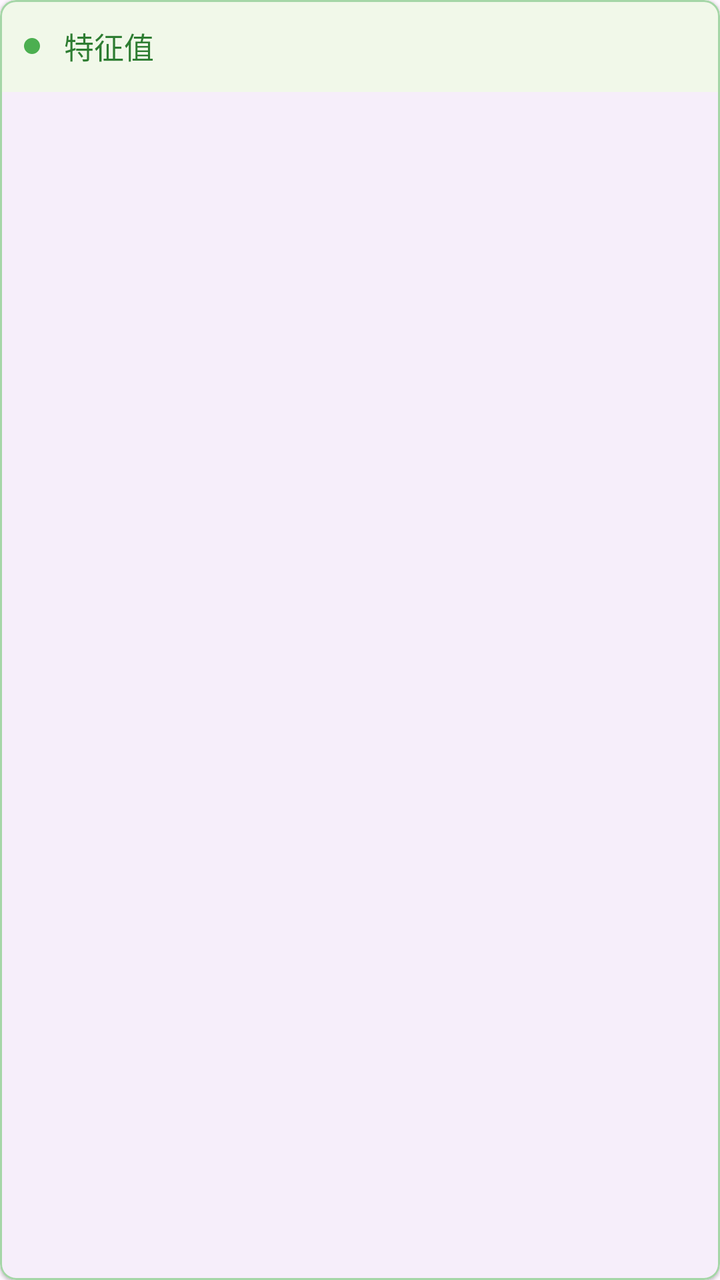
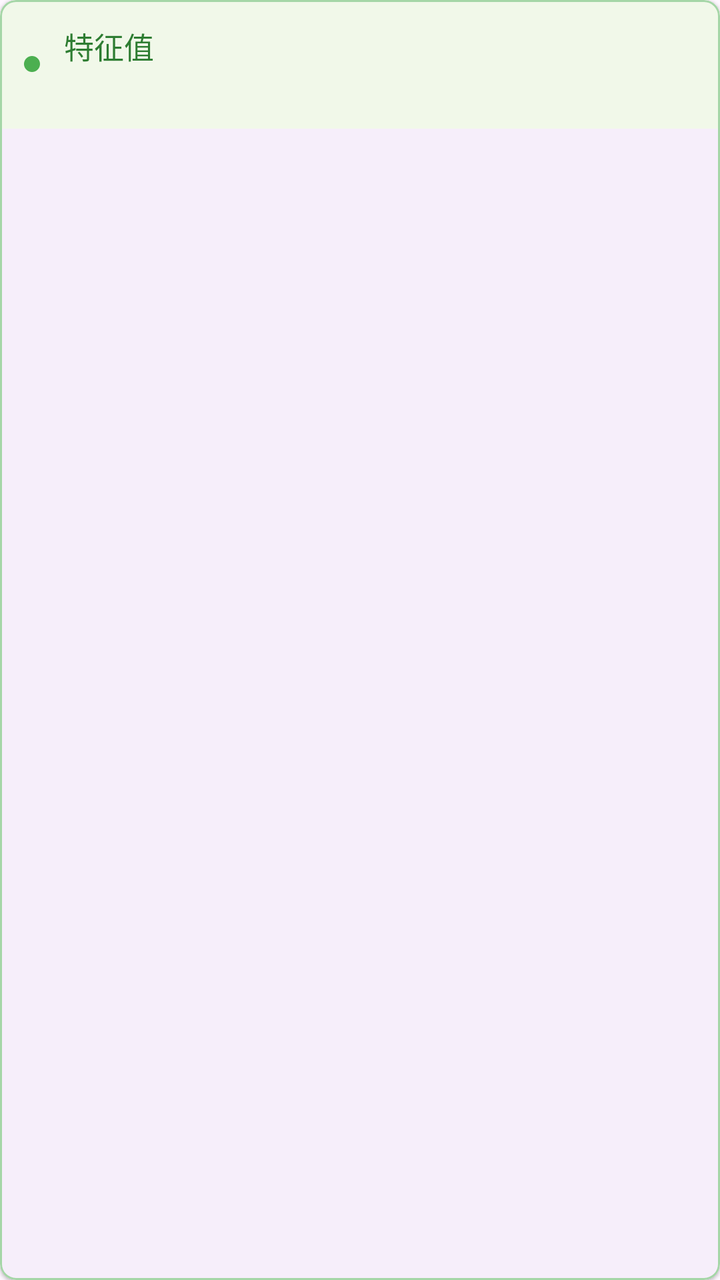

Compare the two renders of this Android layout. The source of the first and the diff that turns it into the second are given below.
<!-- AndroidManifest.xml: application theme Theme.BlueDebugTool -->
<!-- res/layout/layout_characteristic_item.xml -->
<?xml version="1.0" encoding="utf-8"?>
<com.google.android.material.card.MaterialCardView
    xmlns:android="http://schemas.android.com/apk/res/android"
    xmlns:app="http://schemas.android.com/apk/res-auto"
    android:layout_width="match_parent"
    android:layout_height="wrap_content"
    android:layout_marginStart="32dp"
    android:layout_marginEnd="4dp"
    android:layout_marginVertical="2dp"
    app:cardCornerRadius="8dp"
    app:cardElevation="1dp"
    app:strokeColor="#A5D6A7"
    app:strokeWidth="1dp">

    <LinearLayout
        android:layout_width="match_parent"
        android:layout_height="wrap_content"
        android:orientation="horizontal"
        android:gravity="center_vertical"
        android:padding="12dp"
        android:background="#F1F8E9">

        
        <View
            android:layout_width="8dp"
            android:layout_height="8dp"
            android:background="@drawable/child_dot" />

        <LinearLayout
            android:layout_width="0dp"
            android:layout_height="wrap_content"
            android:layout_weight="1"
            android:orientation="vertical"
            android:layout_marginStart="12dp">

            <TextView
                android:id="@+id/tvContent"
                android:layout_width="wrap_content"
                android:layout_height="wrap_content"
                android:textSize="15sp"
                android:text="特征值"
                android:textColor="#2E7D32" />

            <TextView
                android:id="@+id/tvDetail"
                android:layout_width="wrap_content"
                android:layout_height="wrap_content"
                android:layout_marginTop="2dp"
                android:textSize="12sp"
                android:visibility="gone"
                android:textColor="#757575" />
        </LinearLayout>

    </LinearLayout>

</com.google.android.material.card.MaterialCardView>
<!-- resources referenced by this layout -->
<resources>
  <!-- drawable child_dot (drawable) -->
  <?xml version="1.0" encoding="utf-8"?>
  <shape xmlns:android="http://schemas.android.com/apk/res/android"
      android:shape="oval">
      <solid android:color="#4CAF50" />
      <size android:width="8dp" android:height="8dp" />
  </shape>
  <style name="Theme.BlueDebugTool" parent="Base.Theme.BlueDebugTool" />
  <style name="Base.Theme.BlueDebugTool" parent="Theme.Material3.DayNight.NoActionBar">
          
          
      </style>
</resources>

<!-- the commit's change to res/layout/layout_characteristic_item.xml (unified diff, before → after) -->
@@ -47,7 +47,6 @@
                 android:layout_height="wrap_content"
                 android:layout_marginTop="2dp"
                 android:textSize="12sp"
-                android:visibility="gone"
                 android:textColor="#757575" />
         </LinearLayout>
 
